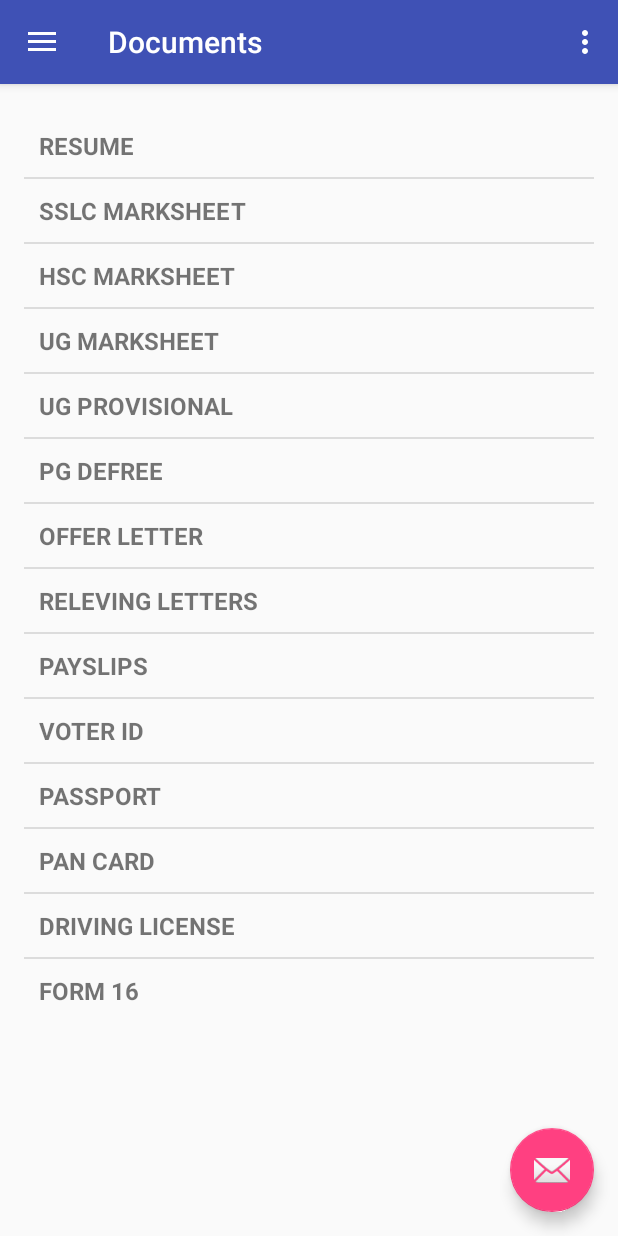
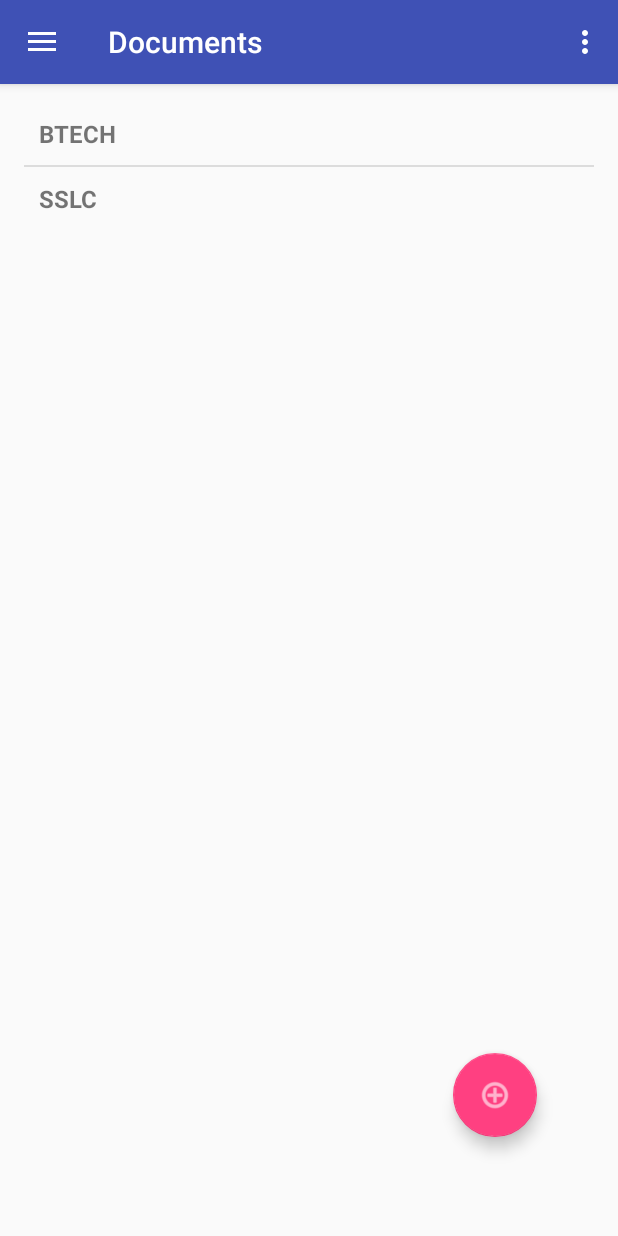
Before and after one commit to vjega/android-portal, an Android app: the Documents screen opened directly, with no data from a screen before it, on a phone screen of 412 x 824 dp. Run offline under Robolectric (Android 15) with nearby library versions, the phone set to English and light mode, and no system bars.

Commit message:
listitems in documents

```diff
--- a/MsysEmpPortal/app/src/main/AndroidManifest.xml
+++ b/MsysEmpPortal/app/src/main/AndroidManifest.xml
@@ -9,6 +9,7 @@
 
     <application
         android:allowBackup="true"
+        android:launchMode = "singleInstance"
         android:icon="@mipmap/ic_launcher"
         android:label="@string/app_name"
         android:supportsRtl="true"
@@ -153,7 +154,7 @@
 
         </activity>
         <activity
-            android:name=".Card_Document"
+            android:name=".Add_Document"
             android:label="Document Details">
 
         </activity>
--- a/MsysEmpPortal/app/src/main/java/com/msystechnologies/msysempportal/Dashboard.java
+++ b/MsysEmpPortal/app/src/main/java/com/msystechnologies/msysempportal/Dashboard.java
@@ -49,8 +49,9 @@ public class Dashboard extends MainActivity {
 
         String[] dashboard_items = new String[]{"Uploaded Docs", "Current Projects", "Leave Applied", "Circulars","Birthdays","Holidays"};
 
-        int listImages[] = new int[]{R.drawable.angry_1, R.drawable.angry_2,
-                R.drawable.angry_3, R.drawable.angry_4,R.drawable.gift,R.drawable.calendar};
+        int listImages[] = new int[]{R.drawable.upload,
+                R.drawable.project,
+                R.drawable.leave, R.drawable.circular,R.drawable.gift,R.drawable.calendar};
 
         ArrayList<Card> cards = new ArrayList<Card>();
 
--- a/MsysEmpPortal/app/src/main/java/com/msystechnologies/msysempportal/Documents.java
+++ b/MsysEmpPortal/app/src/main/java/com/msystechnologies/msysempportal/Documents.java
@@ -2,19 +2,31 @@ package com.msystechnologies.msysempportal;
 
 import android.content.Context;
 import android.content.Intent;
-import android.support.v4.view.GravityCompat;
+import android.support.design.widget.FloatingActionButton;
 import android.support.v4.widget.DrawerLayout;
 import android.os.Bundle;
 import android.util.Log;
+import android.view.ContextMenu;
 import android.view.LayoutInflater;
+import android.view.Menu;
 import android.view.View;
 import android.widget.AdapterView;
 import android.widget.ArrayAdapter;
+import android.widget.EditText;
 import android.widget.ListView;
+import android.widget.Spinner;
 import android.widget.Toast;
+
+import java.util.ArrayList;
+import java.util.Arrays;
 
 public class Documents extends MainActivity {
     private  ListView listView;
+    EditText editText;
+    ArrayList<String> listItems;
+    ArrayAdapter adapter;
+//    Add_Document add_document = new Add_Document();
+
 
 
     @Override
@@ -29,53 +41,117 @@ public class Documents extends MainActivity {
         DrawerLayout drawer = (DrawerLayout) findViewById(R.id.drawer_layout);
         drawer.addView(contentView, 0);
 
-        // Get ListView object from xml
+
+
         listView = (ListView) findViewById(R.id.document_list);
 
-        //Set the documents name
-        String[] document_name = {"RESUME","SSLC MARKSHEET","HSC MARKSHEET","UG MARKSHEET","UG PROVISIONAL",
-                            "PG DEFREE","OFFER LETTER","RELEVING LETTERS","PAYSLIPS","VOTER ID",
-
-                            "PASSPORT","PAN CARD","DRIVING LICENSE","FORM 16"};
-        //set adapter for listview
-        ArrayAdapter adapter = new ArrayAdapter<String>(this, R.layout.activity_document_listview,R.id.document_text,document_name);
-
+        adapter = new ArrayAdapter<String>(this, R.layout.activity_document_listview,R.id.document_text,list());
         listView.setAdapter(adapter);
 
-        // ListView Item Click Listener
-        listView.setOnItemClickListener(new AdapterView.OnItemClickListener() {
 
+
+
+        // Get ListView object from xml
+//        listView = (ListView) findViewById(R.id.document_list);
+//        editText = (EditText) findViewById(R.id.editText);
+//        listItems = new ArrayList<String>();
+//        listItems.add("First Item - added on Activity Create");
+
+//        Set the documents name
+//        String[] document_name = {"RESUME","SSLC MARKSHEET","HSC MARKSHEET","UG MARKSHEET","UG PROVISIONAL",
+//                            "PG DEFREE","OFFER LETTER","RELEVING LETTERS","PAYSLIPS","VOTER ID",
+//
+//                            "PASSPORT","PAN CARD","DRIVING LICENSE","FORM 16"};
+
+//        String[] document_name = add_document.getlistitem();
+        //set adapter for listview
+//        adapter = new ArrayAdapter<String>(this, R.layout.activity_document_listview,R.id.document_text,listItems);
+//        listView.setAdapter(adapter);
+
+//        // ListView Item Click Listener
+//        listView.setOnItemClickListener(new AdapterView.OnItemClickListener() {
+//
+//            @Override
+//            public void onItemClick(AdapterView<?> parent, View view,
+//                                    int position, long id) {
+//
+//                // ListView Clicked item index
+//                int itemPosition     = position;
+////                Intent intent = new Intent(Documents.this,Add_Document.class);
+////                startActivity(intent);
+//
+//                // ListView Clicked item value
+//                String  itemValue    = (String) listView.getItemAtPosition(position);
+//
+//                // Show Alert
+//                Toast.makeText(getApplicationContext(),
+//                        "Position :"+itemPosition+"  ListItem : " +itemValue , Toast.LENGTH_LONG)
+//                        .show();
+//
+//            }
+//
+//        });
+//        listView.setOnItemLongClickListener(new AdapterView.OnItemLongClickListener() {
+//            @Override
+//            public boolean onItemLongClick(AdapterView<?> arg0, View arg1,
+//                                           int pos, long id) {
+//                // TODO Auto-generated method stub
+//
+//                Log.v("long clicked","pos: " + pos);
+//
+//                return true;
+//            }
+//        });
+//
+//        registerForContextMenu(listView);
+
+
+
+
+
+
+
+        FloatingActionButton document_fab = (FloatingActionButton) findViewById(R.id.document_fab);
+        document_fab.setOnClickListener(new View.OnClickListener() {
             @Override
-            public void onItemClick(AdapterView<?> parent, View view,
-                                    int position, long id) {
+            public void onClick(View v) {
+//                listItems.add(editText.getText().toString());
+//                adapter.notifyDataSetChanged();
+                Intent fab_intent = new Intent(Documents.this,Add_Document.class);
+                startActivity(fab_intent);
 
-                // ListView Clicked item index
-                int itemPosition     = position;
-                Intent intent = new Intent(Documents.this,Card_Document.class);
-                startActivity(intent);
-
-                // ListView Clicked item value
-                String  itemValue    = (String) listView.getItemAtPosition(position);
-
-                // Show Alert
-                Toast.makeText(getApplicationContext(),
-                        "Position :"+itemPosition+"  ListItem : " +itemValue , Toast.LENGTH_LONG)
-                        .show();
-
-            }
-
-        });
-        listView.setOnItemLongClickListener(new AdapterView.OnItemLongClickListener() {
-            @Override
-            public boolean onItemLongClick(AdapterView<?> arg0, View arg1,
-                                           int pos, long id) {
-                // TODO Auto-generated method stub
-
-                Log.v("long clicked","pos: " + pos);
-
-                return true;
             }
         });
 
+
     }
+
+
+
+    public ArrayList<String> list(){
+        listItems = new ArrayList<String>();
+        listItems.add("BTECH");
+        listItems.add("SSLC");
+//        listItems = add_document.set_Items();
+        System.out.println("OOOOOOOOOO"+listItems);
+        return listItems;
+
+    }
+
+
+
+
+    @Override
+    public void onCreateContextMenu(ContextMenu menu, View v,
+                                    ContextMenu.ContextMenuInfo menuInfo) {
+        if (v.getId()==R.id.document_list) {
+            AdapterView.AdapterContextMenuInfo info = (AdapterView.AdapterContextMenuInfo)menuInfo;
+            String[] menuItems = getResources().getStringArray(R.array.document_listview_click);
+            for (int i = 0; i<menuItems.length; i++) {
+                menu.add(Menu.NONE, i, i, menuItems[i]);
+            }
+        }
+    }
+
+
 }
--- a/MsysEmpPortal/app/src/main/java/com/msystechnologies/msysempportal/MainActivity.java
+++ b/MsysEmpPortal/app/src/main/java/com/msystechnologies/msysempportal/MainActivity.java
@@ -47,6 +47,7 @@ public class MainActivity extends AppCompatActivity {
                         .setAction("Action", null).show();
             }
         });
+        fab.hide();
 
             /*get the headers and subitems from string array*/
         final List<String> Headings=new ArrayList<String>();
--- a/MsysEmpPortal/app/src/main/res/layout/activity_documents.xml
+++ b/MsysEmpPortal/app/src/main/res/layout/activity_documents.xml
@@ -9,11 +9,36 @@
     android:paddingTop="@dimen/activity_vertical_margin"
     tools:context="com.msystechnologies.msysempportal.Documents">
 
+    <!--<EditText-->
+        <!--android:id="@+id/editText"-->
+        <!--android:layout_width="match_parent"-->
+        <!--android:layout_height="wrap_content"-->
+        <!--android:hint="Add a new item to List View"-->
+        <!--android:layout_marginTop="139dp"-->
+        <!--android:layout_alignParentTop="true"-->
+        <!--android:layout_alignParentRight="true"-->
+        <!--android:layout_alignParentEnd="true" />-->
     <ListView
         android:id="@+id/document_list"
         android:layout_width="match_parent"
         android:layout_height="wrap_content"
-        android:layout_marginTop="60dp">
+        android:layout_alignParentTop="true"
+        android:layout_alignParentLeft="true"
+        android:layout_alignParentStart="true"
+        android:layout_marginTop="52dp">
     </ListView>
+    <android.support.design.widget.FloatingActionButton
+        android:id="@+id/document_fab"
+        android:layout_width="wrap_content"
+        android:layout_height="wrap_content"
+        android:layout_gravity="bottom|end"
+        android:tint="@android:color/white"
+        android:src="@android:drawable/ic_menu_add"
+        android:layout_alignParentBottom="true"
+        android:layout_alignParentRight="true"
+        android:layout_alignParentEnd="true"
+        android:layout_marginRight="38dp"
+        android:layout_marginEnd="38dp"
+        android:layout_marginBottom="50dp" />
 
 </RelativeLayout>
```
Also changed, not shown: MsysEmpPortal/app/src/main/java/com/msystechnologies/msysempportal/Add_Document.java (added, +108 -0 lines), MsysEmpPortal/app/src/main/java/com/msystechnologies/msysempportal/Card_Document.java (deleted, +0 -30 lines), MsysEmpPortal/app/src/main/res/layout/activity_add__document.xml (renamed from MsysEmpPortal/app/src/main/res/layout/activity_card__document.xml, +41 -31 lines), MsysEmpPortal/app/src/main/res/values/strings.xml (+24 -0 lines), MsysEmpPortal/app/src/main/res/drawable/angry_1.png (deleted), MsysEmpPortal/app/src/main/res/drawable/angry_2.png (deleted), MsysEmpPortal/app/src/main/res/drawable/angry_3.png (deleted), MsysEmpPortal/app/src/main/res/drawable/angry_4.png (deleted), MsysEmpPortal/app/src/main/res/drawable/circular.png (added), MsysEmpPortal/app/src/main/res/drawable/leave.png, MsysEmpPortal/app/src/main/res/drawable/project.png, MsysEmpPortal/app/src/main/res/drawable/upload.png.
